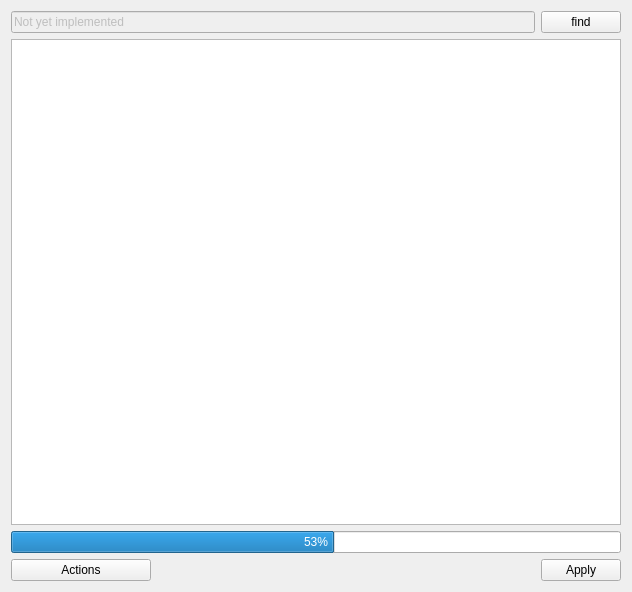
The window that ui/manager.ui (euroelessar/qutim) describes before a commit, drawn with Qt 5.
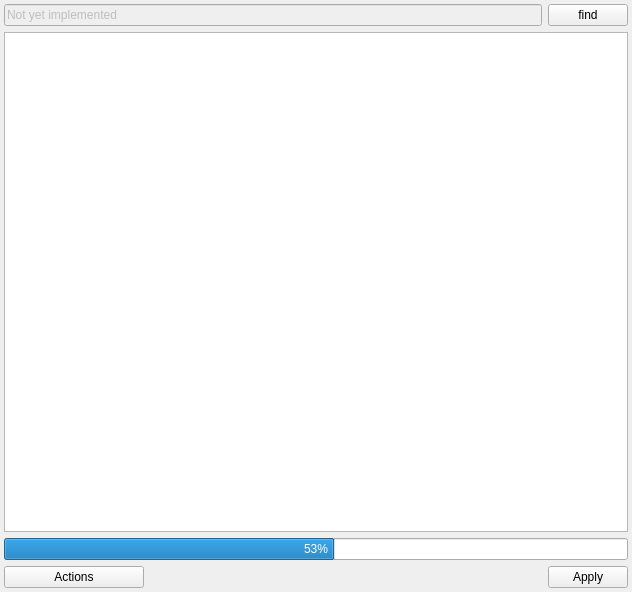
The same window after the commit. Icons and pictures are not drawn.

Diff of the .ui file:
```diff
--- a/ui/manager.ui
+++ b/ui/manager.ui
@@ -20,8 +20,8 @@
    <string>Plugman</string>
   </property>
   <layout class="QGridLayout" name="gridLayout">
-   <property name="spacing">
-    <number>6</number>
+   <property name="margin">
+    <number>4</number>
    </property>
    <item row="2" column="0" rowspan="6" colspan="6">
     <widget class="QTreeView" name="treeView"/>
```
Left out of the diff: 8 changed lines with no effect on the pictures.
